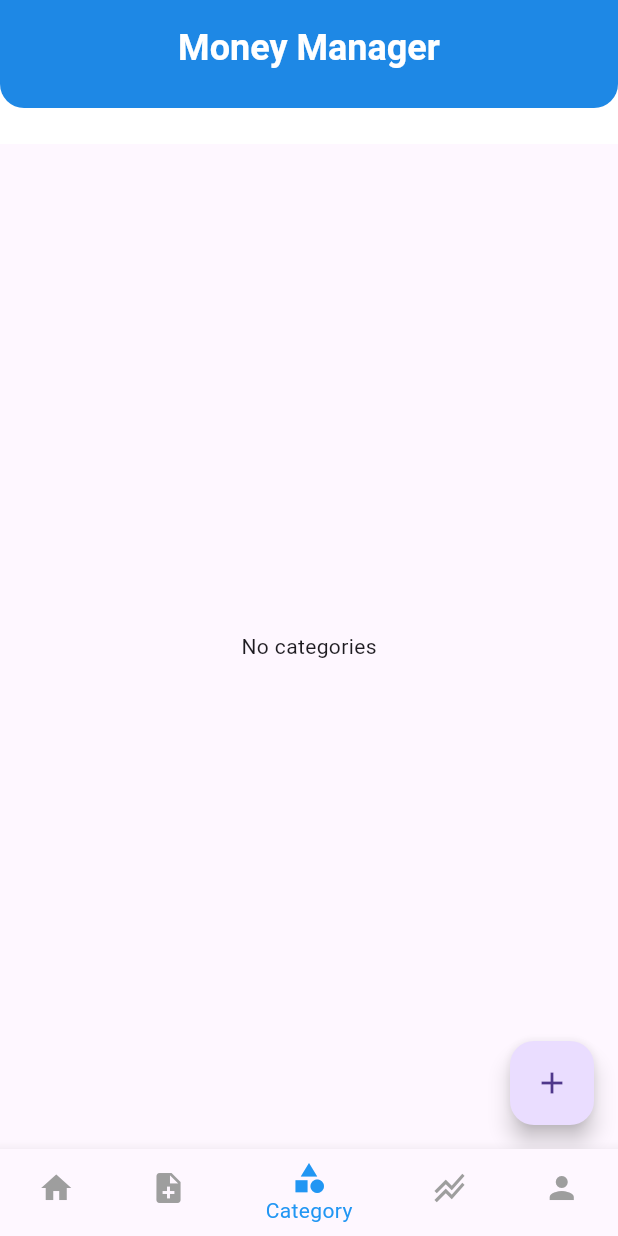
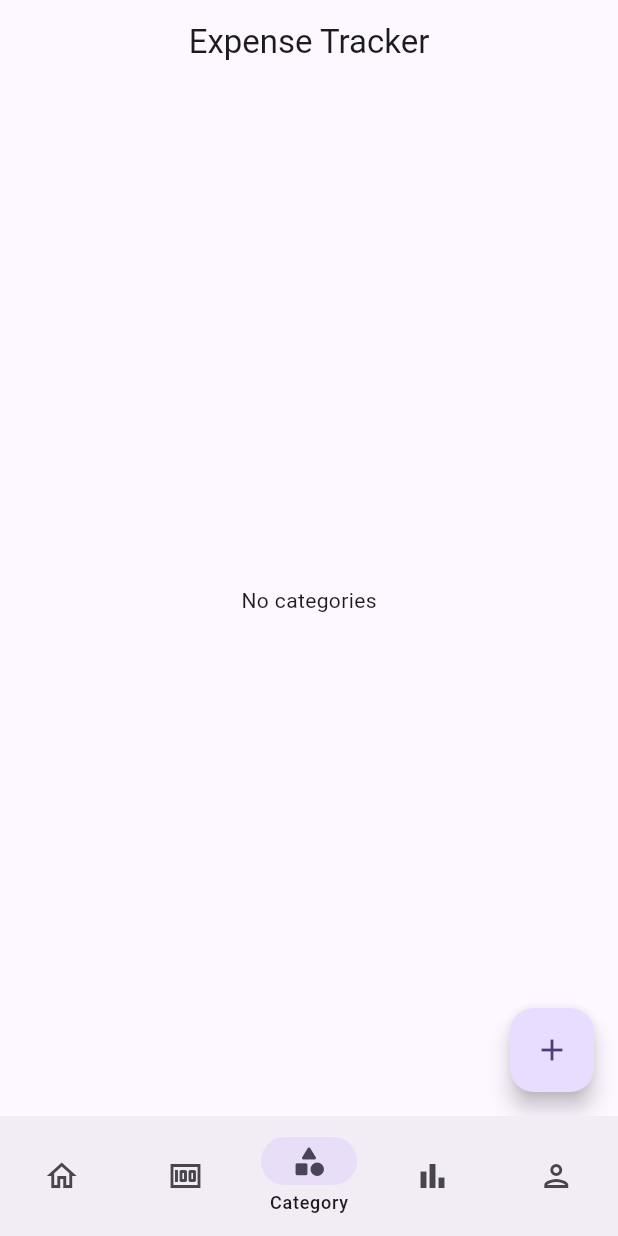
Before and after one commit to ddedida/fp-ppb-expense-tracker, a Flutter app: the screen it shows after launch, item 3 of the bottom bar chosen, on a phone screen of 412 x 824 dp. Run offline on Flutter 3.47's test engine with Material 3 defaults, Android fonts, the phone set to English and light mode, and no system bars; our stand-ins replace sqflite; accounts and stored records are empty.

Commit message:
fix: home design

```diff
--- /dev/null
+++ b/lib/components/navigation_bars.dart
@@ -0,0 +1,54 @@
+import 'package:flutter/material.dart';
+
+class NavigationBars extends StatefulWidget {
+  const NavigationBars({
+    super.key,
+    this.onSelectItem,
+    required this.selectedIndex,
+    required this.navDestinations,
+  });
+
+  final void Function(int)? onSelectItem;
+  final int selectedIndex;
+  final List<NavigationDestination> navDestinations;
+
+  @override
+  State<NavigationBars> createState() => _NavigationBarsState();
+}
+
+class _NavigationBarsState extends State<NavigationBars> {
+  late int selectedIndex;
+
+  @override
+  void initState() {
+    super.initState();
+    selectedIndex = widget.selectedIndex;
+  }
+
+  @override
+  void didUpdateWidget(covariant NavigationBars oldWidget) {
+    super.didUpdateWidget(oldWidget);
+    if (widget.selectedIndex != oldWidget.selectedIndex) {
+      selectedIndex = widget.selectedIndex;
+    }
+  }
+
+  @override
+  Widget build(BuildContext context) {
+    Widget navigationBar = Focus(
+      child: NavigationBar(
+        labelBehavior: NavigationDestinationLabelBehavior.onlyShowSelected,
+        selectedIndex: selectedIndex,
+        onDestinationSelected: (index) {
+          setState(() {
+            selectedIndex = index;
+          });
+          widget.onSelectItem!(index);
+        },
+        destinations: widget.navDestinations,
+      ),
+    );
+
+    return navigationBar;
+  }
+}
--- /dev/null
+++ b/lib/constant.dart
@@ -0,0 +1,115 @@
+import 'package:flutter/material.dart';
+
+const double mediumWidthBreakpoint = 1000;
+const double largeWidthBreakpoint = 1500;
+
+const double transitionLength = 500;
+
+// Whether the user has chosen a theme color via a direct [ColorSeed] selection,
+// or an image [ColorImageProvider].
+enum ColorSelectionMethod {
+  colorSeed,
+  image,
+}
+
+enum ColorSeed {
+  baseColor('M3 Baseline', Color(0xff6750a4)),
+  indigo('Indigo', Colors.indigo),
+  blue('Blue', Colors.blue),
+  teal('Teal', Colors.teal),
+  green('Green', Colors.green),
+  yellow('Yellow', Colors.yellow),
+  orange('Orange', Colors.orange),
+  deepOrange('Deep Orange', Colors.deepOrange),
+  pink('Pink', Colors.pink);
+
+  const ColorSeed(this.label, this.color);
+  final String label;
+  final Color color;
+}
+
+enum ScreenSelected {
+  home(0),
+  expense(1),
+  category(2),
+  stats(3),
+  user(4);
+
+  const ScreenSelected(this.value);
+  final int value;
+}
+
+const List<NavigationDestination> appBarDestinations = [
+  NavigationDestination(
+    icon: Icon(Icons.home_outlined),
+    label: 'Home',
+    selectedIcon: Icon(Icons.home_rounded),
+  ),
+  NavigationDestination(
+    icon: Icon(Icons.money_outlined),
+    label: 'Expense',
+    selectedIcon: Icon(Icons.money_rounded),
+  ),
+  NavigationDestination(
+    icon: Icon(Icons.category_outlined),
+    label: 'Category',
+    selectedIcon: Icon(Icons.category_rounded),
+  ),
+  NavigationDestination(
+    icon: Icon(Icons.bar_chart_outlined),
+    label: 'Stats',
+    selectedIcon: Icon(Icons.bar_chart_rounded),
+  ),
+  NavigationDestination(
+    icon: Icon(Icons.person_outlined),
+    label: 'User',
+    selectedIcon: Icon(Icons.person_rounded),
+  ),
+];
+
+const List<IconData> iconDataList = [
+  Icons.home,
+  Icons.money,
+  Icons.category,
+  Icons.bar_chart,
+  Icons.person,
+  Icons.send,
+  Icons.trolley,
+  Icons.style,
+  Icons.face,
+  Icons.shopping_basket,
+  Icons.ac_unit,
+  Icons.access_alarm,
+  Icons.access_alarms,
+  Icons.access_time,
+  Icons.accessibility,
+  Icons.accessibility_new,
+  Icons.accessible,
+  Icons.accessible_forward,
+  Icons.account_balance,
+  Icons.account_balance_wallet,
+  Icons.account_box,
+  Icons.account_circle,
+  Icons.adb,
+  Icons.add,
+  Icons.add_a_photo,
+  Icons.add_alarm,
+  Icons.add_alert,
+  Icons.add_box,
+  Icons.add_call,
+  Icons.add_chart,
+  Icons.add_circle,
+  Icons.add_comment,
+  Icons.add_ic_call,
+  Icons.add_location,
+  Icons.add_moderator,
+  Icons.add_photo_alternate,
+  Icons.add_shopping_cart,
+  Icons.add_to_drive,
+  Icons.add_to_home_screen,
+  Icons.add_to_photos,
+  Icons.add_to_queue,
+  Icons.adjust,
+  Icons.agriculture,
+  Icons.airline_seat_flat,
+];
--- a/lib/main.dart
+++ b/lib/main.dart
@@ -1,7 +1,8 @@
 import 'package:flutter/material.dart';
 import 'package:fp_ppb_expense_tracker/pages/category_add_page.dart';
 import 'package:fp_ppb_expense_tracker/pages/category_page.dart';
-import 'pages/home_page.dart';
+import 'package:fp_ppb_expense_tracker/pages/home_page.dart';
+import 'constant.dart';
 import 'pages/expense_page.dart';
 import 'pages/expense_add_page.dart';
 
@@ -9,21 +10,72 @@ void main() {
   runApp(const MyApp());
 }
 
-class MyApp extends StatelessWidget {
+class MyApp extends StatefulWidget {
   const MyApp({super.key});
+
+  @override
+  State<MyApp> createState() => _MyAppState();
+}
+
+class _MyAppState extends State<MyApp> {
+  bool useMaterial3 = true;
+  ThemeMode themeMode = ThemeMode.system;
+  ColorSeed colorSelected = ColorSeed.baseColor;
+  ColorScheme? imageColorScheme = const ColorScheme.light();
+  ColorSelectionMethod colorSelectionMethod = ColorSelectionMethod.colorSeed;
+
+  bool get useLightMode => switch (themeMode) {
+        ThemeMode.system =>
+          View.of(context).platformDispatcher.platformBrightness ==
+              Brightness.light,
+        ThemeMode.light => true,
+        ThemeMode.dark => false
+      };
+
+  void handleBrightnessChange(bool useLightMode) {
+    setState(() {
+      themeMode = useLightMode ? ThemeMode.light : ThemeMode.dark;
+    });
+  }
+
+  void handleColorSelect(int value) {
+    setState(() {
+      colorSelected = ColorSeed.values[value];
+      colorSelectionMethod = ColorSelectionMethod.colorSeed;
+    });
+  }
 
   @override
   Widget build(BuildContext context) {
     return MaterialApp(
+      debugShowCheckedModeBanner: false,
       routes: {
         '/expense': (context) => const ExpensePage(),
         '/expense/add': (context) => const ExpenseAddPage(),
         '/category': (context) => const CategoryPage(),
-        '/category/add': (context) => const CategoryAddPage(),
+        '/category/add': (context) =>
+            const CategoryAddPage(iconDataList: iconDataList),
       },
-      debugShowCheckedModeBanner: false,
+      initialRoute: '/',
       home: const HomePage(),
-      theme: ThemeData(useMaterial3: true),
+      themeMode: themeMode,
+      theme: ThemeData(
+          useMaterial3: useMaterial3,
+          colorSchemeSeed:
+              colorSelectionMethod == ColorSelectionMethod.colorSeed
+                  ? colorSelected.color
+                  : null,
+          colorScheme: colorSelectionMethod == ColorSelectionMethod.image
+              ? imageColorScheme
+              : null,
+          brightness: Brightness.light),
+      darkTheme: ThemeData(
+        useMaterial3: useMaterial3,
+        colorSchemeSeed: colorSelectionMethod == ColorSelectionMethod.colorSeed
+            ? colorSelected.color
+            : imageColorScheme!.primary,
+        brightness: Brightness.dark,
+      ),
     );
   }
 }
--- a/lib/pages/home_page.dart
+++ b/lib/pages/home_page.dart
@@ -1,4 +1,6 @@
 import 'package:flutter/material.dart';
+import 'package:fp_ppb_expense_tracker/components/navigation_bars.dart';
+import 'package:fp_ppb_expense_tracker/constant.dart';
 import 'package:fp_ppb_expense_tracker/pages/expense_page.dart';
 import 'package:fp_ppb_expense_tracker/pages/category_page.dart';
 
@@ -9,79 +11,65 @@ class HomePage extends StatefulWidget {
   State<HomePage> createState() => _HomePageState();
 }
 
-class _HomePageState extends State<HomePage> {
-  int _selectedIndex = 0;
+class _HomePageState extends State<HomePage>
+    with SingleTickerProviderStateMixin {
+  int selectedIndex = ScreenSelected.home.value;
+  late final AnimationController controller;
 
-  static const List<Widget> _widgetOptions = <Widget>[
-    Text('Home', style: TextStyle(fontSize: 16.0, fontWeight: FontWeight.w600)),
-    ExpensePage(),
-    CategoryPage(),
-    Text('Stats',
-        style: TextStyle(fontSize: 16.0, fontWeight: FontWeight.w600)),
-    Text('User', style: TextStyle(fontSize: 16.0, fontWeight: FontWeight.w600)),
-  ];
+  @override
+  void initState() {
+    super.initState();
+    controller = AnimationController(
+      vsync: this,
+      value: 0,
+      duration: Duration(milliseconds: transitionLength.toInt() * 2),
+    );
+  }
+
+  @override
+  void dispose() {
+    controller.dispose();
+    super.dispose();
+  }
 
   void _onItemTapped(int index) {
     setState(() {
-      _selectedIndex = index;
+      selectedIndex = index;
+      controller.reverse();
     });
+  }
+
+  Widget createScreen(ScreenSelected screenSelected) {
+    switch (screenSelected) {
+      case ScreenSelected.home:
+        return const Center(
+          child: Text("home"),
+        );
+      case ScreenSelected.expense:
+        return const ExpensePage();
+      case ScreenSelected.category:
+        return const CategoryPage();
+      case ScreenSelected.stats:
+        return const Center(child: Text('Stats'));
+      case ScreenSelected.user:
+        return const Center(child: Text('User'));
+      default:
+        return const SizedBox();
+    }
   }
 
   @override
   Widget build(BuildContext context) {
     return Scaffold(
-      backgroundColor: Colors.white,
-      appBar: PreferredSize(
-        preferredSize: const Size.fromHeight(72.0 + 24.0),
-        child: Container(
-          margin: const EdgeInsets.only(bottom: 24.0),
-          child: ClipRRect(
-            borderRadius: const BorderRadius.only(
-                bottomLeft: Radius.circular(16.0),
-                bottomRight: Radius.circular(16.0)),
-            child: AppBar(
-              title: const Text(
-                "Money Manager",
-                style: TextStyle(
-                  color: Colors.white,
-                  fontWeight: FontWeight.bold,
-                  fontSize: 24.0,
-                ),
-              ),
-              centerTitle: true,
-              backgroundColor: Colors.blue[600],
-              toolbarHeight: 64.0,
-            ),
-          ),
-        ),
+      appBar: AppBar(
+        title: Text('Expense Tracker'),
+        centerTitle: true,
       ),
-      body: Center(
-        child: _widgetOptions.elementAt(_selectedIndex),
-      ),
-      bottomNavigationBar: BottomNavigationBar(
-        items: const <BottomNavigationBarItem>[
-          BottomNavigationBarItem(
-            icon: Icon(Icons.home),
-            label: 'Home',
-          ),
-          BottomNavigationBarItem(icon: Icon(Icons.note_add), label: 'Note'),
-          BottomNavigationBarItem(
-            icon: Icon(Icons.category),
-            label: 'Category',
-          ),
-          BottomNavigationBarItem(
-            icon: Icon(Icons.stacked_line_chart),
-            label: 'Stats',
-          ),
-          BottomNavigationBarItem(
-            icon: Icon(Icons.person),
-            label: 'User',
-          ),
-        ],
-        currentIndex: _selectedIndex,
-        selectedItemColor: Colors.blue[500],
-        unselectedItemColor: Colors.grey,
-        onTap: _onItemTapped,
+      body: createScreen(ScreenSelected.values[selectedIndex]),
+      bottomNavigationBar: NavigationBars(
+        selectedIndex: selectedIndex,
+        onSelectItem: _onItemTapped,
+        navDestinations: appBarDestinations,
       ),
     );
   }
```
Also changed, not shown: lib/components/animation.dart (added, +35 -0 lines), lib/components/app_template.dart (added, +130 -0 lines), lib/components/bar_transition.dart (added, +54 -0 lines), lib/components/navigation_transition.dart (added, +74 -0 lines), lib/components/rail_transition.dart (added, +58 -0 lines).
